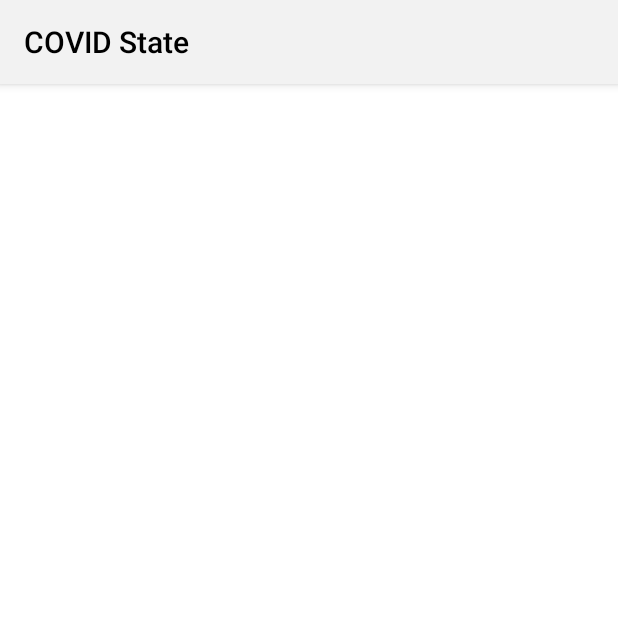
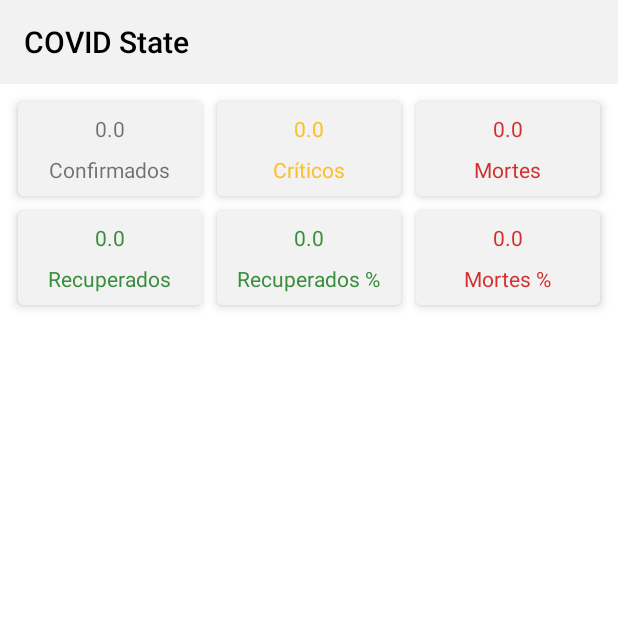
Before and after one commit to brunofelix7/Kotlin-CovidState, an Android app: the screen it shows after launch (HomeActivity), on a phone screen of 412 x 824 dp, the top half of it. Run offline under Robolectric (Android 15) with nearby library versions, the phone set to English and light mode, and no system bars.

Commit message:
Criacao de layout de cards

```diff
--- a/app/src/main/res/layout/activity_home.xml
+++ b/app/src/main/res/layout/activity_home.xml
@@ -1,12 +1,22 @@
 <?xml version="1.0" encoding="utf-8"?>
-<androidx.constraintlayout.widget.ConstraintLayout
-    xmlns:android="http://schemas.android.com/apk/res/android"
+<LinearLayout xmlns:android="http://schemas.android.com/apk/res/android"
     xmlns:app="http://schemas.android.com/apk/res-auto"
     xmlns:tools="http://schemas.android.com/tools"
     android:layout_width="match_parent"
-    android:layout_height="match_parent"
+    android:layout_height="wrap_content"
+    android:orientation="vertical"
     tools:context=".ui.home.HomeActivity">
 
     <include layout="@layout/toolbar" />
 
-</androidx.constraintlayout.widget.ConstraintLayout>
+    <LinearLayout
+        android:layout_width="match_parent"
+        android:layout_height="wrap_content"
+        android:layout_marginTop="4dp"
+        android:orientation="vertical">
+
+        <include layout="@layout/layout_cards_info" />
+
+    </LinearLayout>
+
+</LinearLayout>
--- /dev/null
+++ b/app/src/main/res/layout/layout_cards_info.xml
@@ -0,0 +1,280 @@
+<?xml version="1.0" encoding="utf-8"?>
+<LinearLayout xmlns:android="http://schemas.android.com/apk/res/android"
+    xmlns:app="http://schemas.android.com/apk/res-auto"
+    xmlns:tools="http://schemas.android.com/tools"
+    android:layout_width="match_parent"
+    android:layout_height="match_parent"
+    android:orientation="vertical">
+
+    <LinearLayout
+        android:layout_width="match_parent"
+        android:layout_height="wrap_content"
+        android:orientation="horizontal">
+
+        <!-- Card de casos confirmados -->
+        <androidx.cardview.widget.CardView
+            android:layout_width="0dp"
+            android:layout_height="wrap_content"
+            android:layout_marginStart="12dp"
+            android:layout_marginTop="8dp"
+            android:layout_marginEnd="4dp"
+            android:layout_marginBottom="6dp"
+            android:layout_weight="1"
+            android:theme="@style/Theme.Toolbar"
+            app:cardCornerRadius="4dp"
+            app:cardElevation="4dp">
+
+            <LinearLayout
+                android:layout_width="match_parent"
+                android:layout_height="match_parent"
+                android:layout_gravity="center"
+                android:orientation="vertical"
+                android:padding="8dp">
+
+                <TextView
+                    android:id="@+id/confirmed_value"
+                    android:layout_width="wrap_content"
+                    android:layout_height="wrap_content"
+                    android:layout_gravity="center"
+                    android:layout_marginBottom="8dp"
+                    android:text="@string/label_default_value"
+                    android:textAppearance="?android:attr/textAppearanceSmall" />
+
+                <TextView
+                    android:id="@+id/confirmed_title"
+                    android:layout_width="wrap_content"
+                    android:layout_height="wrap_content"
+                    android:layout_gravity="center"
+                    android:text="@string/label_confirmed"
+                    android:textAppearance="?android:attr/textAppearanceSmall" />
+
+            </LinearLayout>
+
+        </androidx.cardview.widget.CardView>
+
+        <!-- Card de casos criticos -->
+        <androidx.cardview.widget.CardView
+            android:layout_width="0dp"
+            android:layout_height="wrap_content"
+            android:layout_marginStart="6dp"
+            android:layout_marginTop="8dp"
+            android:layout_marginEnd="4dp"
+            android:layout_marginBottom="6dp"
+            android:layout_weight="1"
+            android:theme="@style/Theme.Toolbar"
+            app:cardCornerRadius="4dp"
+            app:cardElevation="4dp">
+
+            <LinearLayout
+                android:layout_width="match_parent"
+                android:layout_height="match_parent"
+                android:layout_gravity="center"
+                android:orientation="vertical"
+                android:padding="8dp">
+
+                <TextView
+                    android:id="@+id/critical_value"
+                    android:layout_width="wrap_content"
+                    android:layout_height="wrap_content"
+                    android:layout_gravity="center"
+                    android:layout_marginBottom="8dp"
+                    android:text="@string/label_default_value"
+                    android:textAppearance="?android:attr/textAppearanceSmall"
+                    android:textColor="@color/yellow700" />
+
+                <TextView
+                    android:id="@+id/critical_title"
+                    android:layout_width="wrap_content"
+                    android:layout_height="wrap_content"
+                    android:layout_gravity="center"
+                    android:text="@string/label_critical"
+                    android:textAppearance="?android:attr/textAppearanceSmall"
+                    android:textColor="@color/yellow700" />
+
+            </LinearLayout>
+
+        </androidx.cardview.widget.CardView>
+
+        <!-- Card de casos de morte -->
+        <androidx.cardview.widget.CardView
+            android:layout_width="0dp"
+            android:layout_height="wrap_content"
+            android:layout_marginStart="6dp"
+            android:layout_marginTop="8dp"
+            android:layout_marginEnd="12dp"
+            android:layout_marginBottom="6dp"
+            android:layout_weight="1"
+            android:theme="@style/Theme.Toolbar"
+            app:cardCornerRadius="4dp"
+            app:cardElevation="4dp">
+
+            <LinearLayout
+                android:layout_width="match_parent"
+                android:layout_height="match_parent"
+                android:layout_gravity="center"
+                android:orientation="vertical"
+                android:padding="8dp">
+
+                <TextView
+                    android:id="@+id/death_value"
+                    android:layout_width="wrap_content"
+                    android:layout_height="wrap_content"
+                    android:layout_gravity="center"
+                    android:layout_marginBottom="8dp"
+                    android:text="@string/label_default_value"
+                    android:textAppearance="?android:attr/textAppearanceSmall"
+                    android:textColor="@color/red700" />
+
+                <TextView
+                    android:id="@+id/death_title"
+                    android:layout_width="wrap_content"
+                    android:layout_height="wrap_content"
+                    android:layout_gravity="center"
+                    android:text="@string/label_death"
+                    android:textAppearance="?android:attr/textAppearanceSmall"
+                    android:textColor="@color/red700" />
+
+            </LinearLayout>
+
+        </androidx.cardview.widget.CardView>
+
+    </LinearLayout>
+
+    <LinearLayout
+        android:layout_width="match_parent"
+        android:layout_height="wrap_content"
+        android:orientation="horizontal">
+
+        <!-- Card de casos confirmados -->
+        <androidx.cardview.widget.CardView
+            android:layout_width="0dp"
+            android:layout_height="wrap_content"
+            android:layout_marginStart="12dp"
+            android:layout_marginTop="4dp"
+            android:layout_marginEnd="4dp"
+            android:layout_marginBottom="8dp"
+            android:layout_weight="1"
+            android:theme="@style/Theme.Toolbar"
+            app:cardCornerRadius="4dp"
+            app:cardElevation="4dp">
+
+            <LinearLayout
+                android:layout_width="match_parent"
+                android:layout_height="match_parent"
+                android:layout_gravity="center"
+                android:orientation="vertical"
+                android:padding="8dp">
+
+                <TextView
+                    android:id="@+id/recovered_value"
+                    android:layout_width="wrap_content"
+                    android:layout_height="wrap_content"
+                    android:layout_gravity="center"
+                    android:layout_marginBottom="8dp"
+                    android:text="@string/label_default_value"
+                    android:textAppearance="?android:attr/textAppearanceSmall"
+                    android:textColor="@color/green700" />
+
+                <TextView
+                    android:id="@+id/recovered_title"
+                    android:layout_width="wrap_content"
+                    android:layout_height="wrap_content"
+                    android:layout_gravity="center"
+                    android:text="@string/label_recovered"
+                    android:textAppearance="?android:attr/textAppearanceSmall"
+                    android:textColor="@color/green700" />
+
+            </LinearLayout>
+
+        </androidx.cardview.widget.CardView>
+
+        <!-- Card de casos criticos -->
+        <androidx.cardview.widget.CardView
+            android:layout_width="0dp"
+            android:layout_height="wrap_content"
+            android:layout_marginStart="6dp"
+            android:layout_marginTop="4dp"
+            android:layout_marginEnd="4dp"
+            android:layout_marginBottom="8dp"
+            android:layout_weight="1"
+            android:theme="@style/Theme.Toolbar"
+            app:cardCornerRadius="4dp"
+            app:cardElevation="4dp">
+
+            <LinearLayout
+                android:layout_width="match_parent"
+                android:layout_height="match_parent"
+                android:layout_gravity="center"
+                android:orientation="vertical"
+                android:padding="8dp">
+
+                <TextView
+                    android:id="@+id/recovered_rate_value"
+                    android:layout_width="wrap_content"
+                    android:layout_height="wrap_content"
+                    android:layout_gravity="center"
+                    android:layout_marginBottom="8dp"
+                    android:text="@string/label_default_value"
+                    android:textAppearance="?android:attr/textAppearanceSmall"
+                    android:textColor="@color/green700" />
+
+                <TextView
+                    android:id="@+id/recovered_rate_title"
+                    android:layout_width="wrap_content"
+                    android:layout_height="wrap_content"
+                    android:layout_gravity="center"
+                    android:lines="1"
+                    android:text="@string/label_recovered_rate"
+                    android:textAppearance="?android:attr/textAppearanceSmall"
+                    android:textColor="@color/green700" />
+
+            </LinearLayout>
+
+        </androidx.cardview.widget.CardView>
+
+        <!-- Card de casos de morte -->
+        <androidx.cardview.widget.CardView
+            android:layout_width="0dp"
+            android:layout_height="wrap_content"
+            android:layout_marginStart="6dp"
+            android:layout_marginTop="4dp"
+            android:layout_marginEnd="12dp"
+            android:layout_marginBottom="8dp"
+            android:layout_weight="1"
+            android:theme="@style/Theme.Toolbar"
+            app:cardCornerRadius="4dp"
+            app:cardElevation="4dp">
+
+            <LinearLayout
+                android:layout_width="match_parent"
+                android:layout_height="match_parent"
+                android:layout_gravity="center"
+                android:orientation="vertical"
+                android:padding="8dp">
+
+                <TextView
+                    android:id="@+id/death_rate_value"
+                    android:layout_width="wrap_content"
+                    android:layout_height="wrap_content"
+                    android:layout_gravity="center"
+                    android:layout_marginBottom="8dp"
+                    android:text="@string/label_default_value"
+                    android:textAppearance="?android:attr/textAppearanceSmall"
+                    android:textColor="@color/red700" />
+
+                <TextView
+                    android:id="@+id/death_rate_title"
+                    android:layout_width="wrap_content"
+                    android:layout_height="wrap_content"
+                    android:layout_gravity="center"
+                    android:text="@string/label_rate_death"
+                    android:textAppearance="?android:attr/textAppearanceSmall"
+                    android:textColor="@color/red700" />
+
+            </LinearLayout>
+
+        </androidx.cardview.widget.CardView>
+
+    </LinearLayout>
+
+</LinearLayout>
--- a/app/src/main/res/values/strings.xml
+++ b/app/src/main/res/values/strings.xml
@@ -1,4 +1,13 @@
 <resources>
     <!-- No do aplicativo -->
     <string name="app_name">COVID State</string>
+
+    <!-- Labels -->
+    <string name="label_default_value">0.0</string>
+    <string name="label_confirmed">Confirmados</string>
+    <string name="label_critical">Críticos</string>
+    <string name="label_death">Mortes</string>
+    <string name="label_recovered">Recuperados</string>
+    <string name="label_recovered_rate">Recuperados %</string>
+    <string name="label_rate_death">Mortes %</string>
 </resources>
```
